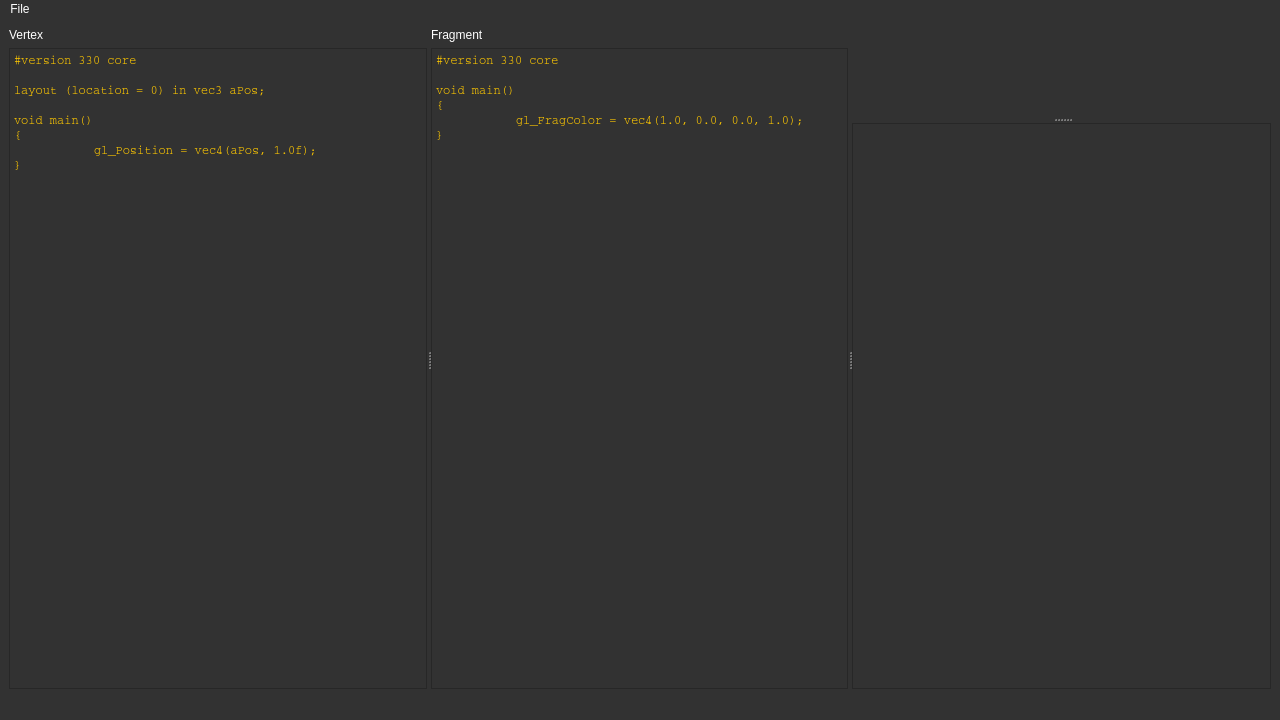
Qt form mainwindow.ui (MEHRDADsmj/ShEd) before a commit.
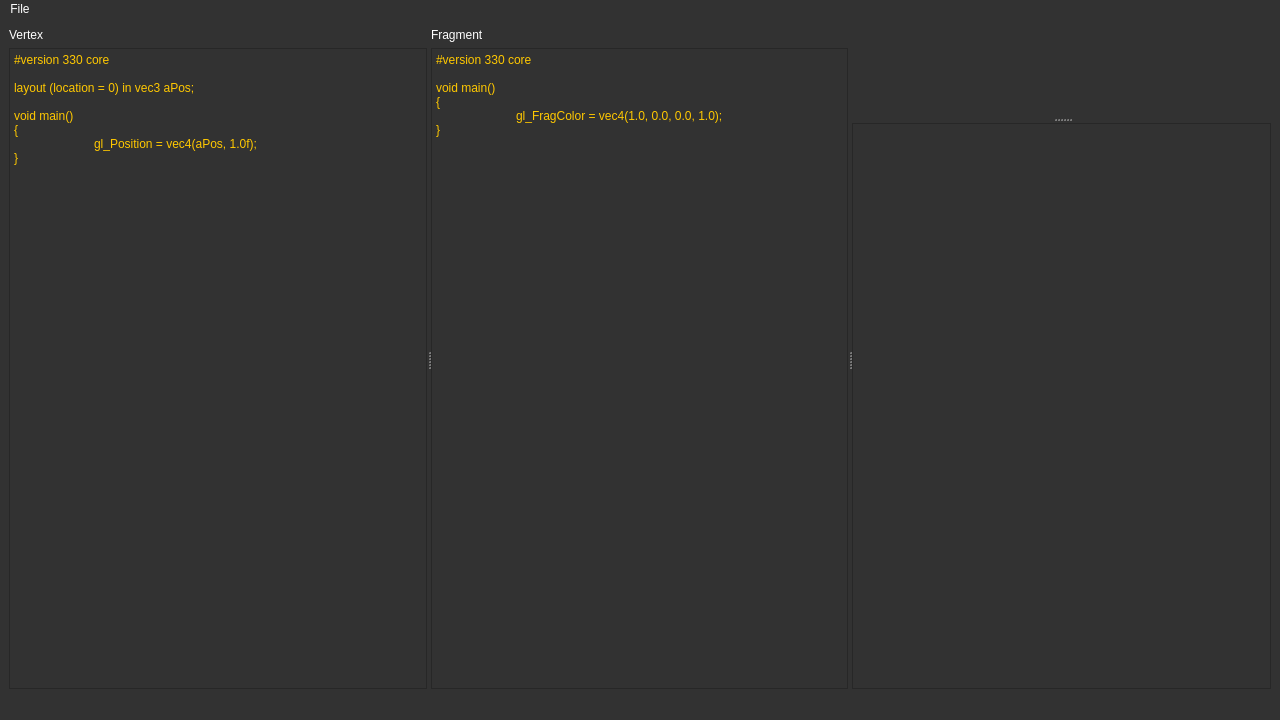
The same form after that commit. Custom widgets are drawn as their Qt base class.

Commit message: Import & export using dialogs

Diff of the .ui file:
```diff
--- a/mainwindow.ui
+++ b/mainwindow.ui
@@ -62,9 +62,7 @@
          <item>
           <widget class="CodeEditor" name="txtVertex">
            <property name="font">
-            <font>
-             <family>Courier</family>
-            </font>
+            <font/>
            </property>
            <property name="styleSheet">
             <string notr="true">color: rgb(255, 200, 0);</string>
@@ -102,7 +100,6 @@
           <widget class="CodeEditor" name="txtFragment">
            <property name="font">
             <font>
-             <family>Courier</family>
              <pointsize>9</pointsize>
             </font>
            </property>
```
Left out of the diff: 6 changed lines with no effect on the pictures. The commit also changes 4 other files.
